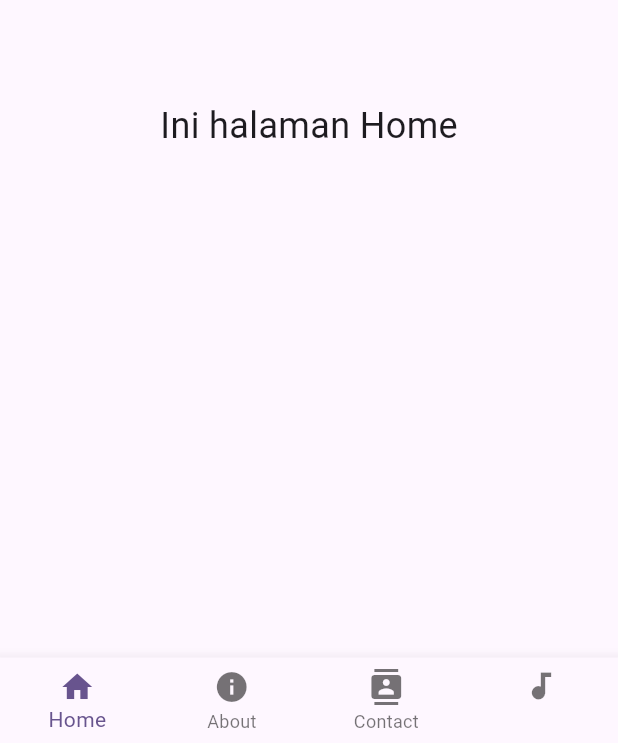
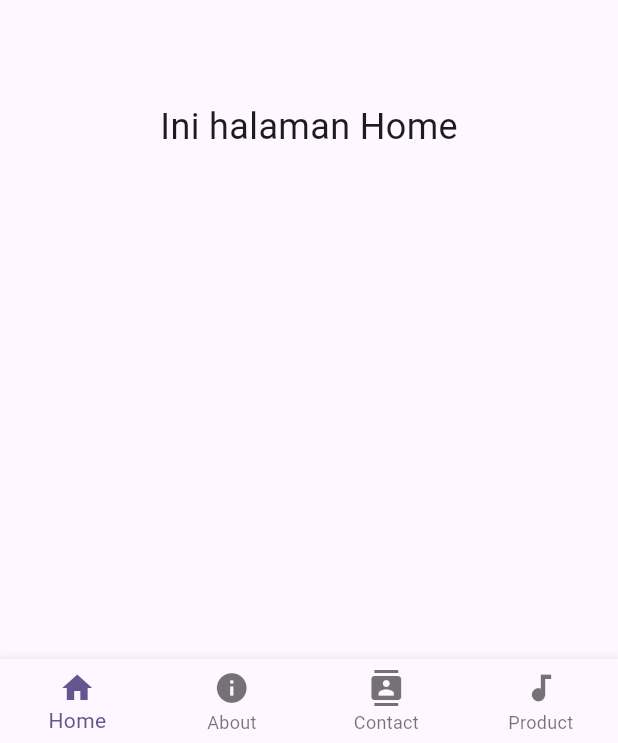
Before and after one commit to ilhamafandi21/firstapp, a Flutter app: the screen it shows after launch, on a phone screen of 412 x 824 dp. Shown: the part 490-1233 px from the top of the screen. Run offline on Flutter 3.47's test engine with Material 3 defaults, Android fonts, the phone set to English and light mode, and no system bars.

Commit message:
01-10-2025

```diff
--- a/lib/main.dart
+++ b/lib/main.dart
@@ -65,7 +65,7 @@ class _MyHomePageState extends State<MyHomePage>{
           ),
           BottomNavigationBarItem(
             icon: Icon(Icons.audiotrack),
-            label: '',
+            label: 'Product',
           ),
         ],
       ),
```
